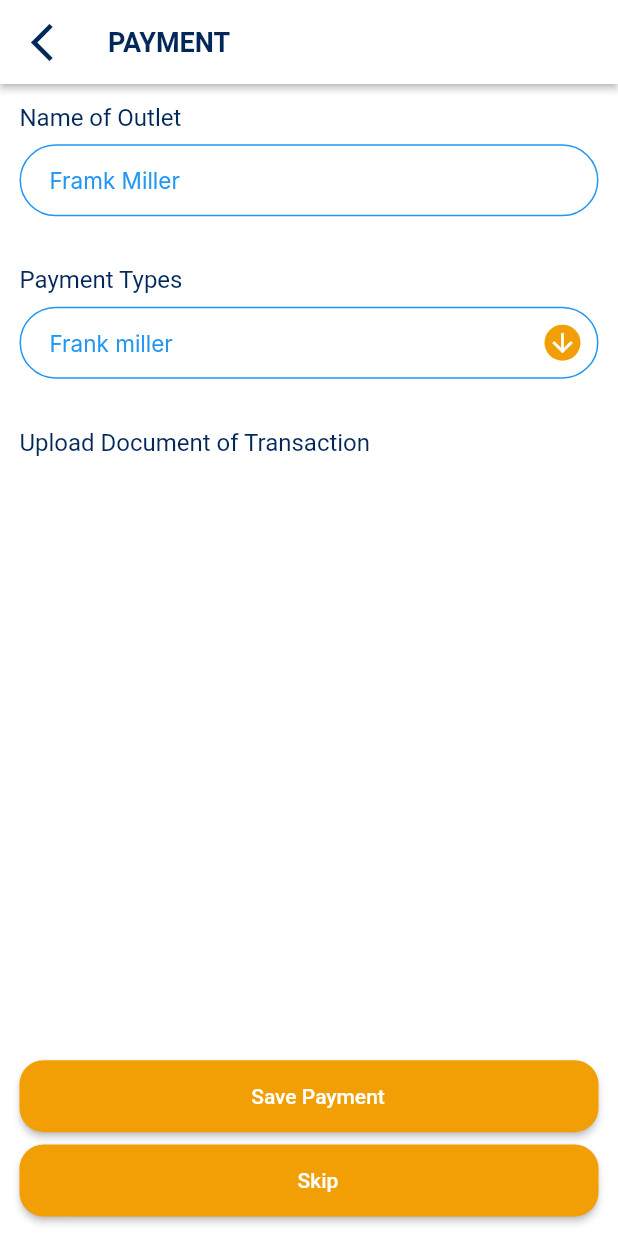
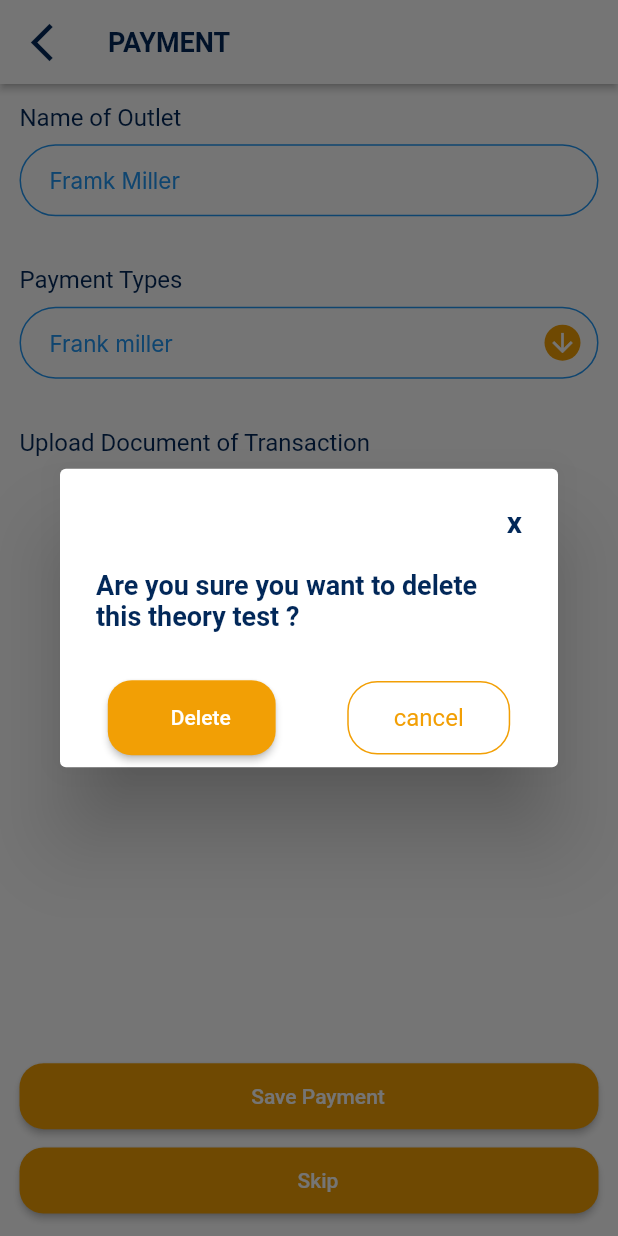
Before and after one commit to Damodar009/salesforce, a Flutter app: the PaymentScreen screen opened directly, after a tap on "Skip", on a phone screen of 412 x 824 dp. Run offline on Flutter 3.47's test engine with Material 2 defaults, Android fonts, the phone set to English and light mode, and no system bars; our stand-ins replace dartz, dio, equatable, flutter_bloc, flutter_map, flutter_svg and 7 more; accounts and stored records are empty; Roboto replaces fonts that are missing (DMSans, Inter).

Commit message:
ui and flow completed

```diff
--- /dev/null
+++ b/lib/domain/entities/products.dart
@@ -0,0 +1,17 @@
+import 'package:equatable/equatable.dart';
+
+class Products extends Equatable {
+  final String name;
+  final String path;
+  final String id;
+  final List<Map<String, dynamic>> childProducts;
+  Products(
+      {required this.name,
+      required this.path,
+      required this.id,
+      required this.childProducts});
+
+  @override
+  // TODO: implement props
+  List<Object?> get props => [name, path, id, childProducts];
+}
--- a/lib/presentation/pages/dashboard.dart
+++ b/lib/presentation/pages/dashboard.dart
@@ -8,6 +8,7 @@ import 'package:salesforce/presentation/pages/profilePage.dart';
 import 'package:salesforce/presentation/pages/profilePage.dart';
 import 'package:salesforce/presentation/pages/visitedOutletPage.dart';
 import 'calenderPage.dart';
+import 'changePasswordPage.dart';
 import 'editProfile.dart';
 
 class DashboardScreen extends StatefulWidget {
@@ -25,7 +26,7 @@ class _DashboardScreenState extends State<DashboardScreen> {
     const NoticeBoardScreen(),
     const LOginScreen(),
     const PaymentScreen(),
-    const ProfileScreen(),
+    const ChangePasswordScreen()
 
     // const AttendenceScreen(),
     // const MenuScreen()
--- a/lib/presentation/pages/payment_page.dart
+++ b/lib/presentation/pages/payment_page.dart
@@ -3,6 +3,8 @@ import 'package:salesforce/presentation/widgets/appBarWidget.dart';
 import 'package:salesforce/presentation/widgets/buttonWidget.dart';
 import 'package:salesforce/presentation/widgets/textformfeild.dart';
 import 'package:salesforce/utils/app_colors.dart';
+
+import '../widgets/deleteTheoryTestPopupWidget.dart';
 
 class PaymentScreen extends StatelessWidget {
   const PaymentScreen({Key? key}) : super(key: key);
@@ -71,7 +73,13 @@ class PaymentScreen extends StatelessWidget {
           ),
           button(
             'Skip',
-            () {},
+            () {
+              showDialog(
+                context: context,
+                builder: (BuildContext context) =>
+                    deleteTheoryTestPopupWidget(context),
+              );
+            },
             false,
             AppColors.buttonColor,
           ),
--- a/lib/presentation/widgets/buttonWidget.dart
+++ b/lib/presentation/widgets/buttonWidget.dart
@@ -8,11 +8,11 @@ Widget button(String title, Function() onclick, bool isLoading, Color color) {
             RoundedRectangleBorder(borderRadius: BorderRadius.circular(16.0))),
       ),
       onPressed: () {
-        isLoading = true;
+
         onclick();
       },
       child: Padding(
-        padding: const EdgeInsets.all(16.0),
+        padding: const EdgeInsets.all(14.0),
         child: Row(
           mainAxisAlignment: MainAxisAlignment.center,
           children: [
--- /dev/null
+++ b/lib/presentation/widgets/deleteTheoryTestPopupWidget.dart
@@ -0,0 +1,48 @@
+import 'package:flutter/material.dart';
+import 'package:salesforce/presentation/widgets/buttonWidget.dart';
+import 'package:salesforce/presentation/widgets/textButton.dart';
+import 'package:salesforce/utils/app_colors.dart';
+
+Widget deleteTheoryTestPopupWidget(BuildContext context) {
+  return AlertDialog(
+    title: Align(
+      alignment: Alignment.topRight,
+      child: InkWell(
+        onTap: () {
+          Navigator.of(context).pop();
+        },
+        child: const Text(
+          "x",
+          style: TextStyle(
+              fontSize: 20,
+              fontWeight: FontWeight.bold,
+              color: AppColors.primaryColor),
+        ),
+      ),
+    ),
+    content: Column(
+      mainAxisSize: MainAxisSize.min,
+      crossAxisAlignment: CrossAxisAlignment.start,
+      children: const <Widget>[
+        Text("Are you sure you want to delete this theory test ? ",
+            style: TextStyle(
+                fontSize: 18,
+                fontWeight: FontWeight.bold,
+                color: AppColors.primaryColor)),
+      ],
+    ),
+    actions: <Widget>[
+      Row(
+        mainAxisAlignment: MainAxisAlignment.spaceAround,
+        children: [
+          SizedBox(
+              height: 50,
+              child: button("Delete", () {}, false, AppColors.buttonColor)),
+          textButton("cancel", () {
+            Navigator.of(context).pop();
+          }),
+        ],
+      ),
+    ],
+  );
+}
--- a/lib/presentation/widgets/formGroup.dart
+++ b/lib/presentation/widgets/formGroup.dart
@@ -1,9 +1,8 @@
 import 'package:flutter/cupertino.dart';
-
 import 'formGroupItem.dart';
 
 Widget formGroup() {
   return Column(
-    children: [formGroupItem("title")],
+    children: [formGroupItem("title", () {})],
   );
 }
--- a/lib/presentation/widgets/formGroupItem.dart
+++ b/lib/presentation/widgets/formGroupItem.dart
@@ -1,6 +1,6 @@
 import 'package:flutter/material.dart';
 
-Widget formGroupItem(String title) {
+Widget formGroupItem(String title, Function() onTap) {
   return Card(
     shape: RoundedRectangleBorder(
       borderRadius: BorderRadius.circular(15),
@@ -10,6 +10,7 @@ Widget formGroupItem(String title) {
     child: Padding(
       padding: const EdgeInsets.symmetric(vertical: 8.0, horizontal: 4.0),
       child: ListTile(
+        onTap: onTap,
         title: Text(
           title,
           style: const TextStyle(
--- /dev/null
+++ b/lib/presentation/widgets/textButton.dart
@@ -0,0 +1,25 @@
+import 'package:flutter/material.dart';
+import '../../utils/app_colors.dart';
+
+Widget textButton(String title, Function() onTap) {
+  return InkWell(
+    onTap: onTap,
+    child: Container(
+      decoration: BoxDecoration(
+          borderRadius: BorderRadius.circular(20),
+          border: Border.all(color: AppColors.buttonColor)),
+      child: Padding(
+        padding: const EdgeInsets.symmetric(vertical: 14, horizontal: 30),
+        child: Center(
+          child: Text(
+            title,
+            style: const TextStyle(
+              fontSize: 16,
+              color: AppColors.buttonColor,
+            ),
+          ),
+        ),
+      ),
+    ),
+  );
+}
```
Also changed, not shown: lib/data/models/Products.dart (added, +17 -0 lines), lib/data/models/RetailerType.dart (added, +12 -0 lines), lib/domain/entities/retailerType.dart (added, +13 -0 lines), lib/presentation/pages/changePasswordPage.dart (+8 -6 lines), lib/presentation/xlsorder.dart (added, +36 -0 lines), lib/domain/entities/entity.dart (line endings or trailing spaces), lib/presentation/pages/merchandise_support_page.dart (indentation only).
